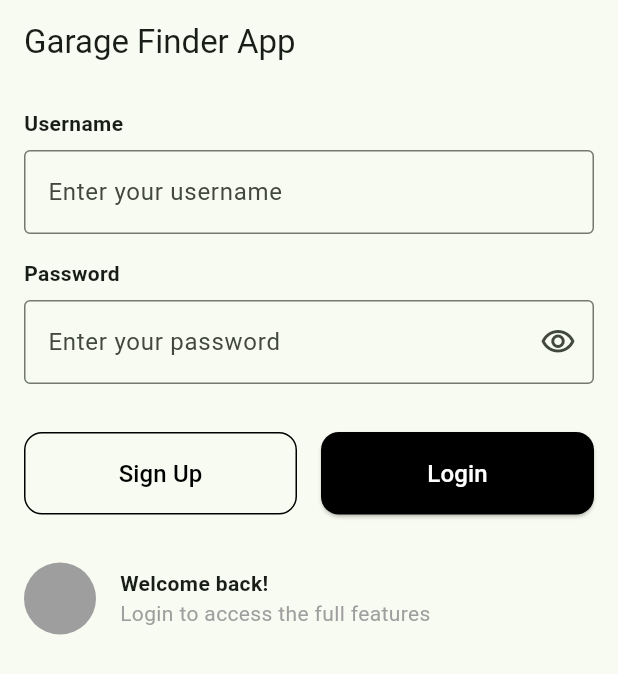
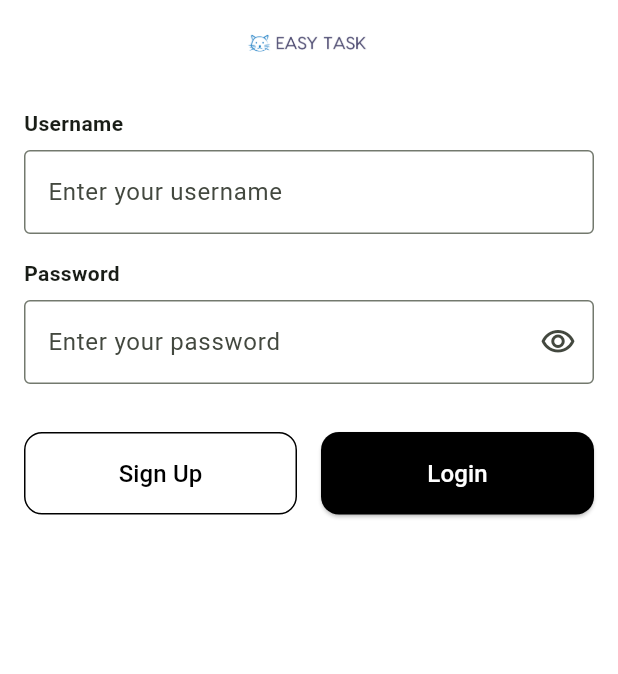
Before and after one commit to SalilMonga/cheesecakeFactory, a Flutter app: the screen it shows after launch, on a phone screen of 412 x 824 dp. Shown: the top 674 px of the screen. Run offline on Flutter 3.47's test engine with Material 3 defaults, Android fonts, the phone set to English and light mode, and no system bars; our stand-ins replace audioplayers, confetti, flutter_secure_storage, google_nav_bar, vibration.

Commit message:
update log in page

```diff
--- a/cheesecakefactory/lib/login_page.dart
+++ b/cheesecakefactory/lib/login_page.dart
@@ -61,9 +61,18 @@ class _LoginPageState extends State<LoginPage> {
     final screenHeight = MediaQuery.of(context).size.height;
 
     return Scaffold(
+      backgroundColor: Colors.white, // Set background to white
       appBar: AppBar(
-        title: const Text('Garage Finder App'),
-        elevation: 0,
+        backgroundColor: Colors.white, // Set AppBar background to white
+        elevation: 0, // Remove shadow
+        flexibleSpace: Center(
+          child: Image.asset(
+            'assets/logo.png', // Make sure the path is correct
+            height: 100, // Adjust height as needed
+            width: 100, // Adjust width as needed
+            fit: BoxFit.contain, // Ensure the logo fits properly
+          ),
+        ),
       ),
       body: SingleChildScrollView(
         child: ConstrainedBox(
@@ -126,20 +135,14 @@ class _LoginPageState extends State<LoginPage> {
                     children: [
                       CircleAvatar(
                         radius: 24,
-                        backgroundColor: Colors.grey,
+                        backgroundColor: Colors.white,
                       ),
                       SizedBox(width: 16),
                       Column(
                         crossAxisAlignment: CrossAxisAlignment.start,
                         children: [
-                          Text(
-                            'Welcome back!',
-                            style: TextStyle(fontWeight: FontWeight.bold),
-                          ),
-                          Text(
-                            'Login to access the full features',
-                            style: TextStyle(color: Colors.grey),
-                          ),
+
+
                         ],
                       ),
                     ],
--- a/cheesecakefactory/pubspec.yaml
+++ b/cheesecakefactory/pubspec.yaml
@@ -39,6 +39,7 @@ flutter:
     - assets/images/
     - assets/cat.gif
     - assets/fan.mp3
+    - assets/logo.png
   # The following line ensures that the Material Icons font is
   # included with your application, so that you can use the icons in
   # the material Icons class.
```
Also changed, not shown: cheesecakefactory/assets/logo.png (added), cheesecakefactory/pubspec.lock.
